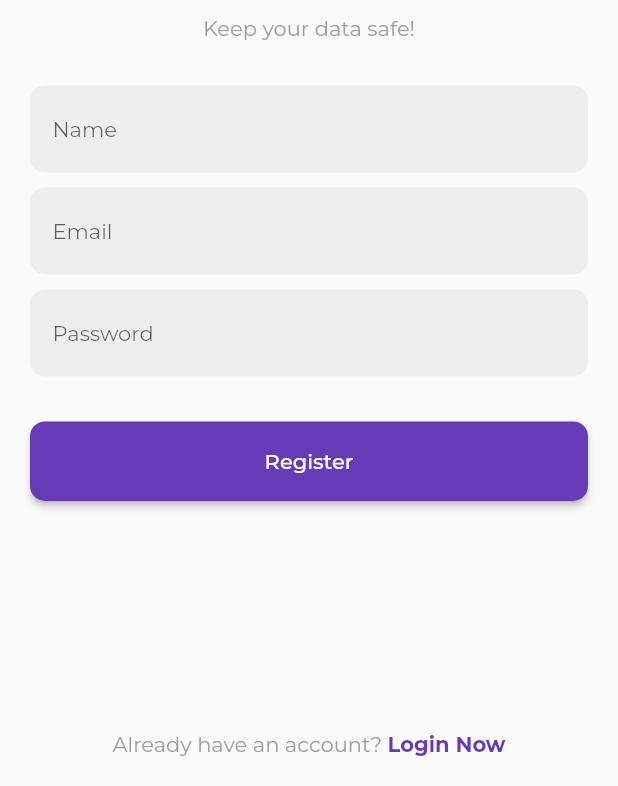
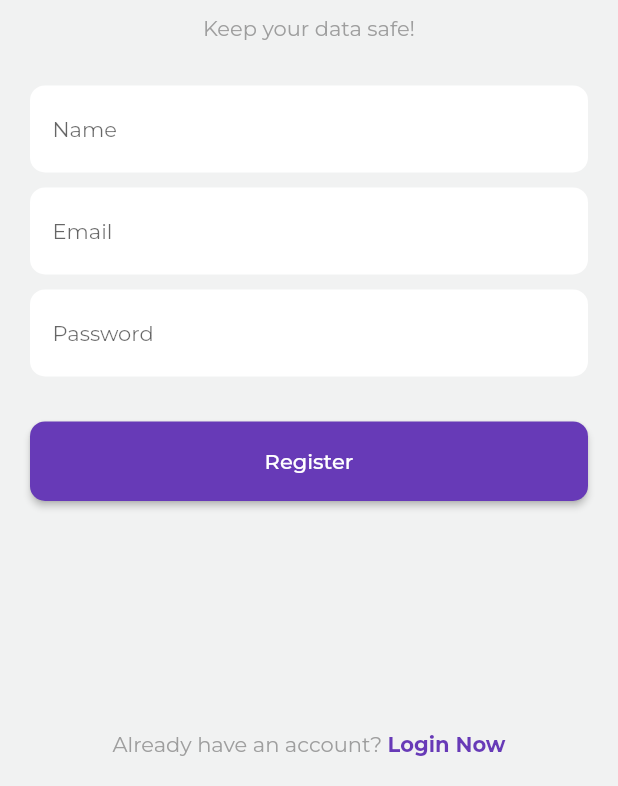
Before and after one commit to shrijanRegmi/flutter-chatter-box, a Flutter app: the screen it shows after launch, after a tap on "Register Now", on a phone screen of 412 x 824 dp, the part 450-1236 px from its top. Run offline on Flutter 3.47's test engine with Material 2 defaults, Android fonts, the light colour scheme and no system bars; our stand-ins replace flutter_svg, google_fonts.

Commit message:
theming implemented

```diff
--- a/lib/app.dart
+++ b/lib/app.dart
@@ -1,5 +1,5 @@
+import 'package:chatter_box/utils/app_theme.dart';
 import 'package:flutter/material.dart';
-import 'package:google_fonts/google_fonts.dart';
 
 import 'features/authentication/views/screens/login_screen.dart';
 
@@ -10,9 +10,8 @@ class ChatterBox extends StatelessWidget {
   Widget build(BuildContext context) {
     return MaterialApp(
       title: 'Chatter Box',
-      theme: ThemeData(
-        fontFamily: GoogleFonts.montserrat().fontFamily,
-      ),
+      theme: AppTheme().lightPalette(),
+      darkTheme: AppTheme().darkPalette(),
       debugShowCheckedModeBanner: false,
       home: const LoginScreen(),
     );
--- a/lib/features/authentication/views/screens/login_screen.dart
+++ b/lib/features/authentication/views/screens/login_screen.dart
@@ -20,7 +20,7 @@ class LoginScreen extends StatelessWidget {
                 child: Column(
                   mainAxisAlignment: MainAxisAlignment.center,
                   children: [
-                    _headerBuilder(),
+                    _headerBuilder(context),
                     const SizedBox(
                       height: 30.0,
                     ),
@@ -32,7 +32,7 @@ class LoginScreen extends StatelessWidget {
                     const SizedBox(
                       height: 20.0,
                     ),
-                    _forgetPasswordBuilder(),
+                    _forgetPasswordBuilder(context),
                   ],
                 ),
               ),
@@ -47,12 +47,12 @@ class LoginScreen extends StatelessWidget {
     );
   }
 
-  Widget _headerBuilder() {
+  Widget _headerBuilder(final BuildContext context) {
     return Column(
       children: [
         SvgPicture.asset(
           'assets/svgs/auth.svg',
-          color: Colors.deepPurple,
+          color: Theme.of(context).colorScheme.primary,
         ),
         const SizedBox(
           height: 20.0,
@@ -107,11 +107,11 @@ class LoginScreen extends StatelessWidget {
     );
   }
 
-  Widget _forgetPasswordBuilder() {
-    return const Text(
+  Widget _forgetPasswordBuilder(final BuildContext context) {
+    return Text(
       'Forgot Password?',
       style: TextStyle(
-        color: Colors.deepPurple,
+        color: Theme.of(context).colorScheme.primary,
         fontWeight: FontWeight.bold,
       ),
     );
@@ -136,10 +136,10 @@ class LoginScreen extends StatelessWidget {
               ),
             );
           },
-          child: const Text(
+          child: Text(
             'Register Now',
             style: TextStyle(
-              color: Colors.deepPurple,
+              color: Theme.of(context).colorScheme.primary,
               fontWeight: FontWeight.bold,
             ),
           ),
--- a/lib/features/authentication/views/screens/register_screen.dart
+++ b/lib/features/authentication/views/screens/register_screen.dart
@@ -19,7 +19,7 @@ class RegisterScreen extends StatelessWidget {
                 child: Column(
                   mainAxisAlignment: MainAxisAlignment.center,
                   children: [
-                    _headerBuilder(),
+                    _headerBuilder(context),
                     const SizedBox(
                       height: 30.0,
                     ),
@@ -45,12 +45,12 @@ class RegisterScreen extends StatelessWidget {
     );
   }
 
-  Widget _headerBuilder() {
+  Widget _headerBuilder(final BuildContext context) {
     return Column(
       children: [
         SvgPicture.asset(
           'assets/svgs/auth.svg',
-          color: Colors.deepPurple,
+          color: Theme.of(context).colorScheme.primary,
         ),
         const SizedBox(
           height: 20.0,
@@ -125,10 +125,10 @@ class RegisterScreen extends StatelessWidget {
           onTap: () {
             Navigator.pop(context);
           },
-          child: const Text(
+          child: Text(
             'Login Now',
             style: TextStyle(
-              color: Colors.deepPurple,
+              color: Theme.of(context).colorScheme.primary,
               fontWeight: FontWeight.bold,
             ),
           ),
--- a/lib/features/shared/views/widgets/app_button.dart
+++ b/lib/features/shared/views/widgets/app_button.dart
@@ -14,7 +14,7 @@ class AppButton extends StatelessWidget {
   Widget build(BuildContext context) {
     return MaterialButton(
       onPressed: onPressed,
-      color: Colors.deepPurple,
+      color: Theme.of(context).colorScheme.primary,
       padding: const EdgeInsets.all(18.0),
       shape: RoundedRectangleBorder(
         borderRadius: BorderRadius.circular(10.0),
--- a/lib/features/shared/views/widgets/app_input.dart
+++ b/lib/features/shared/views/widgets/app_input.dart
@@ -15,7 +15,7 @@ class AppInput extends StatelessWidget {
     return Container(
       decoration: BoxDecoration(
         borderRadius: BorderRadius.circular(10.0),
-        color: Colors.grey.shade200,
+        color: Theme.of(context).colorScheme.background,
       ),
       padding: const EdgeInsets.symmetric(
         horizontal: 15.0,
--- /dev/null
+++ b/lib/utils/app_theme.dart
@@ -0,0 +1,27 @@
+import 'package:flutter/material.dart';
+import 'package:google_fonts/google_fonts.dart';
+
+class AppTheme {
+  ThemeData lightPalette() {
+    return ThemeData(
+      brightness: Brightness.light,
+      scaffoldBackgroundColor: const Color(0xfff1f2f2),
+      fontFamily: GoogleFonts.montserrat().fontFamily,
+      colorScheme: ThemeData(brightness: Brightness.light).colorScheme.copyWith(
+            primary: Colors.deepPurple,
+            background: Colors.white,
+          ),
+    );
+  }
+
+  ThemeData darkPalette() {
+    return ThemeData(
+      brightness: Brightness.dark,
+      fontFamily: GoogleFonts.montserrat().fontFamily,
+      colorScheme: ThemeData(brightness: Brightness.dark).colorScheme.copyWith(
+            primary: Colors.black,
+            background: const Color(0xff212121),
+          ),
+    );
+  }
+}
```
